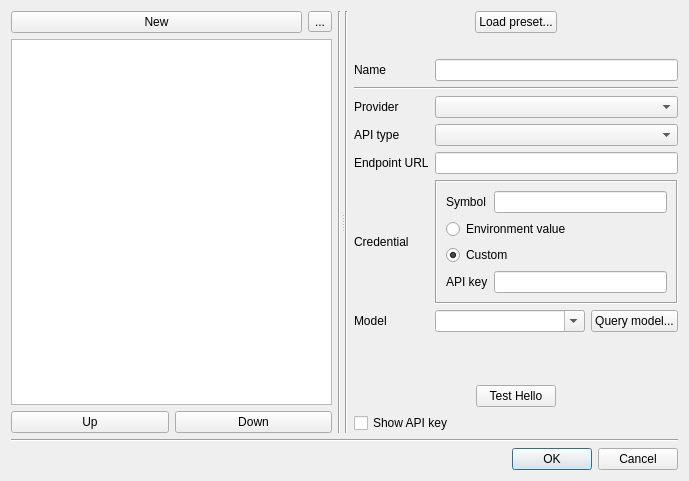
Before: the Qt Designer form src/SelectAiModelDialog.ui in soramimi/Guitar, drawn with Qt 5.
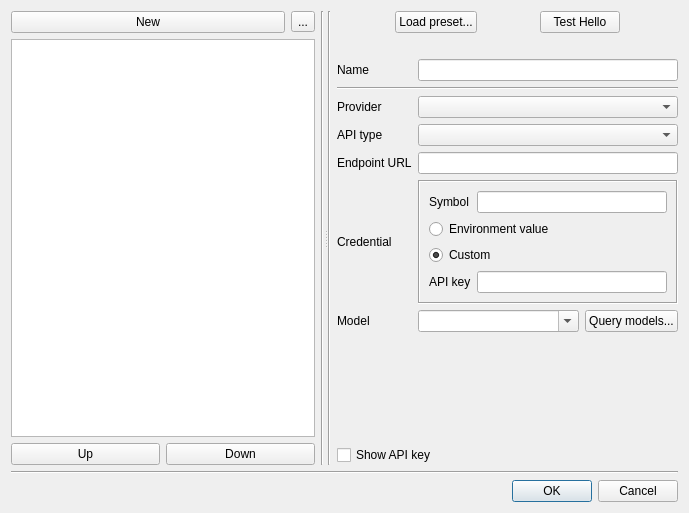
After: the same form once the commit is applied.

Commit message: Pass credentials explicitly through AI model request pipeline. Refactor endpoint URL generation to require model and credential. Fix Google Gemini API endpoint handling with proper key and model path.

```diff
--- a/src/SelectAiModelDialog.ui
+++ b/src/SelectAiModelDialog.ui
@@ -7,7 +7,7 @@
     <x>0</x>
     <y>0</y>
     <width>689</width>
-    <height>481</height>
+    <height>513</height>
    </rect>
   </property>
   <property name="windowTitle">
@@ -93,7 +93,7 @@
          <item>
           <layout class="QHBoxLayout" name="horizontalLayout_5">
            <item>
-            <spacer name="horizontalSpacer">
+            <spacer name="horizontalSpacer_3">
              <property name="orientation">
               <enum>Qt::Orientation::Horizontal</enum>
              </property>
@@ -125,6 +125,26 @@
              </property>
             </spacer>
            </item>
+           <item>
+            <widget class="QPushButton" name="pushButton_test_hello">
+             <property name="text">
+              <string>Test Hello</string>
+             </property>
+            </widget>
+           </item>
+           <item>
+            <spacer name="horizontalSpacer_4">
+             <property name="orientation">
+              <enum>Qt::Orientation::Horizontal</enum>
+             </property>
+             <property name="sizeHint" stdset="0">
+              <size>
+               <width>40</width>
+               <height>20</height>
+              </size>
+             </property>
+            </spacer>
+           </item>
           </layout>
          </item>
          <item>
@@ -199,7 +219,7 @@
            <item row="6" column="2">
             <widget class="QPushButton" name="pushButton_query_model">
              <property name="text">
-              <string>Query model...</string>
+              <string>Query models...</string>
              </property>
             </widget>
            </item>
@@ -307,43 +327,6 @@
            </property>
           </spacer>
          </item>
-         <item>
-          <layout class="QHBoxLayout" name="horizontalLayout_7">
-           <item>
-            <spacer name="horizontalSpacer_3">
-             <property name="orientation">
-              <enum>Qt::Orientation::Horizontal</enum>
-             </property>
-             <property name="sizeHint" stdset="0">
-              <size>
-               <width>40</width>
-               <height>20</height>
-              </size>
-             </property>
-            </spacer>
-           </item>
-           <item>
-            <widget class="QPushButton" name="pushButton_test_hello">
-             <property name="text">
-              <string>Test Hello</string>
-             </property>
-            </widget>
-           </item>
-           <item>
-            <spacer name="horizontalSpacer_4">
-             <property name="orientation">
-              <enum>Qt::Orientation::Horizontal</enum>
-             </property>
-             <property name="sizeHint" stdset="0">
-              <size>
-               <width>40</width>
-               <height>20</height>
-              </size>
-             </property>
-            </spacer>
-           </item>
-          </layout>
-         </item>
          <item>
           <widget class="QCheckBox" name="checkBox_show_api_key">
            <property name="text">
```
Left out of the diff: 6 changed lines with no effect on the pictures. The commit also changes 10 other files.
